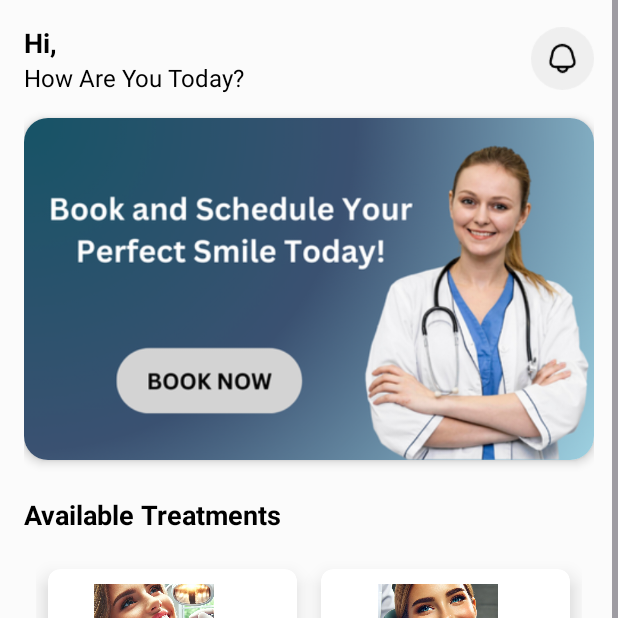
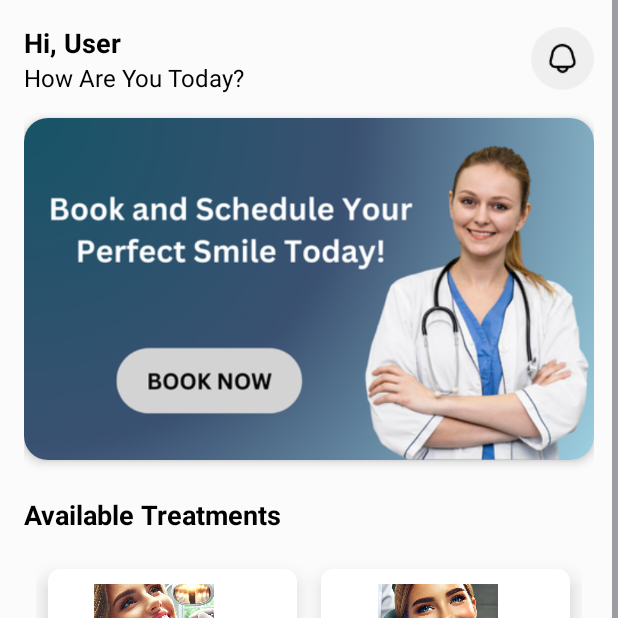
Before and after one commit to Harshitha-sols/vi-danta, an Android app: the DashBoardActivity screen opened directly, with no data from a screen before it, on a phone screen of 412 x 824 dp, the top half of it. Run offline under Robolectric (Android 15) with nearby library versions, the phone set to English and light mode, and no system bars.

Commit message:
2nd commit

```diff
--- a/app/src/main/java/com/danta1/vdanta/DashBoardActivity.java
+++ b/app/src/main/java/com/danta1/vdanta/DashBoardActivity.java
@@ -5,12 +5,9 @@ import android.os.Bundle;
 import android.widget.TextView;
 import androidx.appcompat.app.AppCompatActivity;
 import androidx.cardview.widget.CardView;
-import com.google.firebase.auth.FirebaseAuth;
-import com.google.firebase.auth.FirebaseUser;
 
 public class DashBoardActivity extends AppCompatActivity {
 
-    private FirebaseAuth mAuth;
     private TextView userNameText;
 
     @Override
@@ -18,15 +15,8 @@ public class DashBoardActivity extends AppCompatActivity {
         super.onCreate(savedInstanceState);
         setContentView(R.layout.dashboard);
 
-        // Firebase Auth
-        mAuth = FirebaseAuth.getInstance();
-        userNameText = findViewById(R.id.textView2);  // Ensure this ID is in your XML
-
-        // Get logged-in user's name
-        FirebaseUser user = mAuth.getCurrentUser();
-        if (user != null) {
-            userNameText.setText("Hi, " + user.getDisplayName());  // Display user name
-        }
+        userNameText = findViewById(R.id.textView2);  // Ensure this ID is present in dashboard.xml
+        userNameText.setText("Hi, User");  // Dummy welcome message
 
         // Finding CardViews
         CardView generalDentistry = findViewById(R.id.cardGeneralDentistry);
```
Also changed, not shown: app/src/main/java/com/danta1/vdanta/SignInActivity.java (+8 -20 lines), app/src/main/java/com/danta1/vdanta/SignupActivity.java (+4 -63 lines), app/src/main/res/layout/signup.xml (+11 -0 lines).
